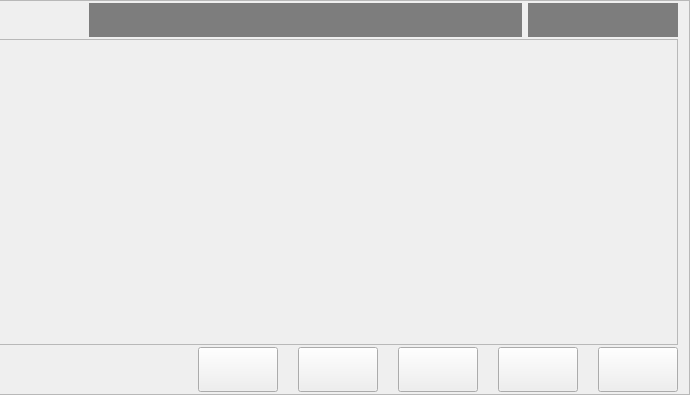
The window that hcmanualoperation/ichcmanualoperationpageframe.ui (dongdong-2009/3-5AxisRobot) describes before a commit, drawn with Qt 5; both pictures show x 355 to 1045 and y 0 to 395 of the 1045 by 395 pixel window.
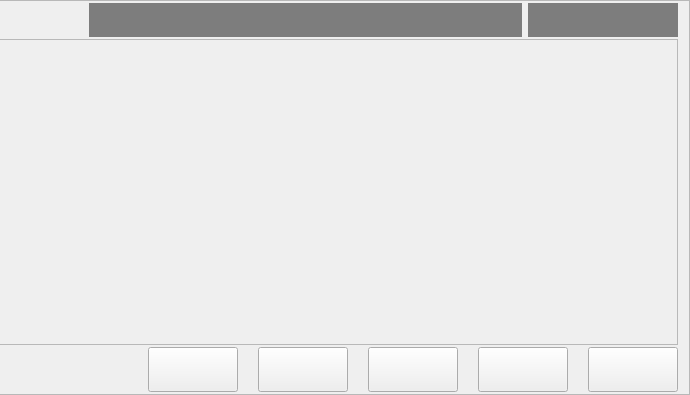
The same window after the commit.

What changed in the file:
```diff
--- a/hcmanualoperation/ichcmanualoperationpageframe.ui
+++ b/hcmanualoperation/ichcmanualoperationpageframe.ui
@@ -251,7 +251,7 @@
        </property>
        <property name="minimumSize">
         <size>
-         <width>80</width>
+         <width>90</width>
          <height>45</height>
         </size>
        </property>
@@ -300,7 +300,7 @@
        </property>
        <property name="minimumSize">
         <size>
-         <width>80</width>
+         <width>90</width>
          <height>45</height>
         </size>
        </property>
@@ -349,7 +349,7 @@
        </property>
        <property name="minimumSize">
         <size>
-         <width>80</width>
+         <width>90</width>
          <height>45</height>
         </size>
        </property>
@@ -395,7 +395,7 @@
        </property>
        <property name="minimumSize">
         <size>
-         <width>80</width>
+         <width>90</width>
          <height>45</height>
         </size>
        </property>
@@ -435,7 +435,7 @@
        </property>
        <property name="minimumSize">
         <size>
-         <width>80</width>
+         <width>90</width>
          <height>45</height>
         </size>
        </property>
```
